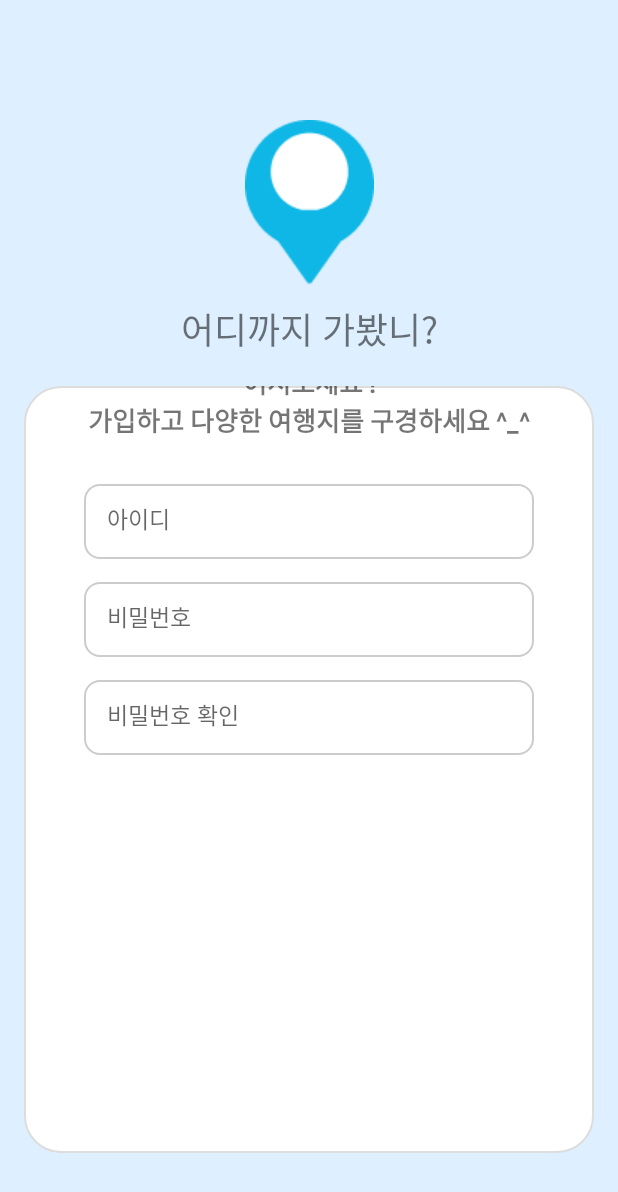
After one commit to b-hyoung/onStar, an Android app built with Jetpack Compose: the fragment SignUpFragment placed in its activity, on a phone screen of 412 x 824 dp. The commit adds this screen. Shown: the top 1192 px of the screen. Run offline under Robolectric (Android 15) with nearby library versions, the phone set to English and light mode, and no system bars.

Commit message:
추가 : 로그인 및 회원가입 예외처리

```diff
--- a/frontend/onstarmobileapp/app/build.gradle.kts
+++ b/frontend/onstarmobileapp/app/build.gradle.kts
@@ -58,6 +58,7 @@ dependencies {
     implementation("androidx.core:core-splashscreen:1.2.0-alpha01")
     implementation ("com.squareup.retrofit2:retrofit:2.9.0")
     implementation ("com.squareup.retrofit2:converter-gson:2.9.0")
+    implementation ("androidx.lifecycle:lifecycle-viewmodel-ktx:2.7.0")
     implementation("androidx.compose.material3:material3:1.2.0")
     implementation ("androidx.recyclerview:recyclerview:1.3.1") // 버전은 최신으로
     implementation("com.google.android.material:material:1.11.0")
--- a/frontend/onstarmobileapp/app/src/main/java/com/bobCompany/onstarMobileApp/LoginFragment.kt
+++ b/frontend/onstarmobileapp/app/src/main/java/com/bobCompany/onstarMobileApp/LoginFragment.kt
@@ -6,6 +6,7 @@ import android.view.LayoutInflater
 import android.view.View
 import android.view.ViewGroup
 import android.widget.Button
+import android.widget.TextView
 import androidx.fragment.app.Fragment
 
 class LoginFragment : Fragment() {
@@ -24,10 +25,19 @@ class LoginFragment : Fragment() {
 
         //버튼 찾기
         val loginButton = view.findViewById<Button>(R.id.loginBtn)
+        val signButton = view.findViewById<TextView>(R.id.signup)
 
         loginButton.setOnClickListener{
             val intent = Intent(requireContext(),HomeActivity::class.java)
             startActivity(intent)
         }
+        signButton.setOnClickListener{
+            parentFragmentManager.beginTransaction()
+                .replace(R.id.frameLayout8,SignUpFragment())
+                .addToBackStack(null)
+                .commit()
+        }
+
+
     }
 }
--- /dev/null
+++ b/frontend/onstarmobileapp/app/src/main/java/com/bobCompany/onstarMobileApp/SignUpFragment.kt
@@ -0,0 +1,156 @@
+package com.bobCompany.onstarMobileApp
+
+import android.os.Bundle
+import android.view.LayoutInflater
+import android.view.View
+import android.view.ViewGroup
+import androidx.fragment.app.Fragment
+import androidx.core.widget.doAfterTextChanged
+import com.bobCompany.onstarMobileApp.databinding.FragmentSignup01Binding
+
+class SignUpFragment : Fragment() {
+
+    private var _binding: FragmentSignup01Binding? = null
+    private val binding get() = _binding!!
+
+    private var idHasFocus = false
+    private var pwHasFocus = false
+    private var pwCheckHasFocus = false
+
+    override fun onCreateView(
+        inflater: LayoutInflater, container: ViewGroup?, savedInstanceState: Bundle?
+    ): View {
+        _binding = FragmentSignup01Binding.inflate(inflater, container, false)
+        return binding.root
+    }
+
+    override fun onViewCreated(view: View, savedInstanceState: Bundle?) {
+        val idInput = binding.idfield
+        val pwInput = binding.passwordfield
+        val pwCheckInput = binding.repasswordfield
+
+        val idError = binding.errorId
+        val pwError = binding.errorPwd
+        val pwCheckError = binding.errorPwCheck
+
+        val nextBtn = binding.nextBtn
+
+        // ✅ 포커스 상태 추적 + 포커스 빠지면 에러 숨김
+        idInput.setOnFocusChangeListener { _, hasFocus ->
+            idHasFocus = hasFocus
+        }
+        pwInput.setOnFocusChangeListener { _, hasFocus ->
+            pwHasFocus = hasFocus
+        }
+        pwCheckInput.setOnFocusChangeListener { _, hasFocus ->
+            pwCheckHasFocus = hasFocus
+        }
+
+        // ✅ 실시간 검사 + 포커스 있을 때만 에러 표시
+        idInput.doAfterTextChanged {
+            val id = idInput.text.toString()
+            if (id.length in 5 until 16) {
+                idError.visibility = View.GONE
+            } else if (idHasFocus) {
+                idError.text = "아이디는 5~15자여야 합니다"
+                idError.visibility = View.VISIBLE
+            }
+            updateButtonVisibility()
+        }
+
+        pwInput.doAfterTextChanged {
+            val pw = pwInput.text.toString()
+            val pwRegex = Regex("^(?=.*[!@#\$%^&*(),.?\":{}|<>]).{8,15}\$")
+
+            if (pwRegex.matches(pw)) {
+                pwError.visibility = View.GONE
+            } else if (pwHasFocus) {
+                pwError.text = "비밀번호는 8~15자 이상, 특수문자 포함"
+                pwError.visibility = View.VISIBLE
+            }
+            updateButtonVisibility()
+        }
+
+        pwCheckInput.doAfterTextChanged {
+            val pw = pwInput.text.toString()
+            val pwCheck = pwCheckInput.text.toString()
+
+            if (pw == pwCheck && pwCheck.isNotEmpty()) {
+                pwCheckError.visibility = View.GONE
+            } else if (pwCheckHasFocus) {
+                pwCheckError.text = "비밀번호가 일치하지 않습니다"
+                pwCheckError.visibility = View.VISIBLE
+            }
+            updateButtonVisibility()
+        }
+
+        // ✅ 버튼 클릭 시 전체 검증
+        nextBtn.setOnClickListener {
+            if (validateAll()) {
+                parentFragmentManager.beginTransaction()
+                    .replace(R.id.frameLayout8, SignUpFragment02())
+                    .addToBackStack(null)
+                    .commit()
+            }
+        }
+    }
+
+    private fun updateButtonVisibility() {
+        val idOk = binding.idfield.text.toString().length in 5 until 16
+        val pwOk = Regex("^(?=.*[!@#\$%^&*(),.?\":{}|<>]).{8,15}\$")
+            .matches(binding.passwordfield.text.toString())
+        val pwCheckOk = binding.passwordfield.text.toString() ==
+                binding.repasswordfield.text.toString() &&
+                binding.repasswordfield.text.isNotEmpty()
+
+        if (idOk && pwOk && pwCheckOk) {
+            // 모든 조건 만족 시 에러 숨기고 버튼 보이기
+            binding.errorId.visibility = View.GONE
+            binding.errorPwd.visibility = View.GONE
+            binding.errorPwCheck.visibility = View.GONE
+            binding.nextBtn.visibility = View.VISIBLE
+        } else {
+            binding.nextBtn.visibility = View.GONE
+        }
+    }
+
+    private fun validateAll(): Boolean {
+        var isValid = true
+        val id = binding.idfield.text.toString()
+        val pw = binding.passwordfield.text.toString()
+        val pwCheck = binding.repasswordfield.text.toString()
+
+        if (id.length in 5 until 16) {
+            binding.errorId.visibility = View.GONE
+        } else {
+            binding.errorId.text = "아이디는 5~15자여야 합니다"
+            binding.errorId.visibility = View.VISIBLE
+            isValid = false
+        }
+
+        val pwRegex = Regex("^(?=.*[!@#\$%^&*(),.?\":{}|<>]).{8,15}\$")
+
+        if (pwRegex.matches(pw)) {
+            binding.errorPwd.visibility = View.GONE
+        } else {
+            binding.errorPwd.text = "비밀번호는 8~15자 이상, 특수문자 포함"
+            binding.errorPwd.visibility = View.VISIBLE
+            isValid = false
+        }
+
+        if (pw == pwCheck && pwCheck.isNotEmpty()) {
+            binding.errorPwCheck.visibility = View.GONE
+        } else {
+            binding.errorPwCheck.text = "비밀번호가 일치하지 않습니다"
+            binding.errorPwCheck.visibility = View.VISIBLE
+            isValid = false
+        }
+
+        return isValid
+    }
+
+    override fun onDestroyView() {
+        _binding = null
+        super.onDestroyView()
+    }
+}
--- a/frontend/onstarmobileapp/app/src/main/res/layout/fragment_signup_01.xml
+++ b/frontend/onstarmobileapp/app/src/main/res/layout/fragment_signup_01.xml
@@ -23,7 +23,7 @@
             />
 
         <EditText
-            android:id="@+id/inputidfield"
+            android:id="@+id/idfield"
             style="@style/EditTextStyle"
             android:layout_width="300dp"
             android:layout_height="50dp"
@@ -32,6 +32,12 @@
             android:hint="@string/hint_id"
             android:padding="15dp"
             android:textSize="15sp" />
+        <TextView
+            android:id="@+id/error_Id"
+            android:layout_width="wrap_content"
+            android:layout_height="wrap_content"
+            style="@style/ErrorTextStyle"
+            android:visibility="gone" />
 
         <EditText
             android:id="@+id/passwordfield"
@@ -40,13 +46,23 @@
             android:layout_height="50dp"
             android:layout_gravity="center_horizontal"
             android:layout_marginTop="15dp"
+            android:inputType="textPassword"
             android:hint="@string/passwordhint"
             android:padding="15dp"
             android:textSize="15sp" />
+
+        <TextView
+            android:id="@+id/error_pwd"
+            android:layout_width="wrap_content"
+            android:layout_height="wrap_content"
+            android:visibility="gone"
+            style="@style/ErrorTextStyle"
+            />
         <EditText
             android:id="@+id/repasswordfield"
             style="@style/EditTextStyle"
             android:layout_width="300dp"
+            android:inputType="textPassword"
             android:layout_height="50dp"
             android:layout_gravity="center_horizontal"
             android:layout_marginTop="15dp"
@@ -54,14 +70,23 @@
             android:padding="15dp"
             android:textSize="15sp"
             />
+        <TextView
+            android:id="@+id/error_pw_check"
+            android:layout_width="wrap_content"
+            android:layout_height="wrap_content"
+            android:visibility="gone"
+            style="@style/ErrorTextStyle"
+            />
 
-        <androidx.appcompat.widget.AppCompatButton
-            android:id="@+id/button3"
+        <com.google.android.material.button.MaterialButton
+            android:id="@+id/next_btn"
             android:layout_width="100dp"
             android:layout_height="wrap_content"
             android:layout_gravity="right"
             android:backgroundTint="#FFA2A2"
+            android:visibility="gone"
             android:text="다음으로"
+            app:cornerRadius="10dp"
             android:textColor="@color/white"
             android:textSize="16sp"
             android:textStyle="bold"
--- a/frontend/onstarmobileapp/app/src/main/res/values-v31/style.xml
+++ b/frontend/onstarmobileapp/app/src/main/res/values-v31/style.xml
@@ -19,5 +19,11 @@
         <item name="android:backgroundDimAmount">0.6</item> <!-- 어두운 정도 -->
         <item name="android:windowMinWidthMajor">90%</item>
     </style>
+    <style name="ErrorTextStyle">
+        <item name="android:textColor">#FF0000</item> <!-- 빨간색 -->
+        <item name="android:textSize">14sp</item>
+        <item name="android:layout_marginLeft">55dp</item>
+        <item name="android:layout_marginTop">5dp</item>
+    </style>
 
 </resources>
```
Also changed, not shown: frontend/onstarmobileapp/app/src/main/java/com/bobCompany/onstarMobileApp/SignUpFragment03.kt (added, +84 -0 lines), frontend/onstarmobileapp/app/src/main/java/com/bobCompany/onstarMobileApp/SignupFragment02.kt (added, +63 -0 lines), frontend/onstarmobileapp/app/src/main/res/layout/fragment_login.xml (+6 -1 lines), frontend/onstarmobileapp/app/src/main/res/layout/fragment_signup_02.xml (+15 -5 lines), frontend/onstarmobileapp/app/src/main/res/layout/fragment_signup_03.xml (+39 -8 lines).
